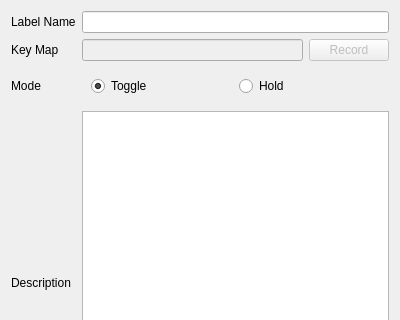
This is ad.ui in schlagenhauf/LiveAnnotation as Qt 5 draws it before an edit; both pictures show x 0 to 400 and y 0 to 320 of the 400 by 494 pixel window. The edited form follows.
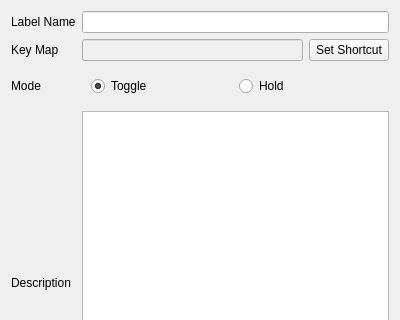
This is the edited form.

Commit message: Make shortcuts recordable

The edit to the form file:
```diff
--- a/ad.ui
+++ b/ad.ui
@@ -46,19 +46,26 @@
    <item row="1" column="1">
     <widget class="QWidget" name="widgetKeyMapGroup" native="true">
      <property name="enabled">
-      <bool>false</bool>
+      <bool>true</bool>
      </property>
      <layout class="QHBoxLayout" name="horizontalLayout_2">
       <property name="margin">
        <number>0</number>
       </property>
       <item>
-       <widget class="QLineEdit" name="editKeyMap"/>
+       <widget class="QLineEdit" name="editKeyMap">
+        <property name="enabled">
+         <bool>false</bool>
+        </property>
+       </widget>
       </item>
       <item>
        <widget class="QPushButton" name="btnRecShortcut">
+        <property name="enabled">
+         <bool>true</bool>
+        </property>
         <property name="text">
-         <string>Record</string>
+         <string>Set Shortcut</string>
         </property>
        </widget>
       </item>
```
The commit also changes 1 other file.
